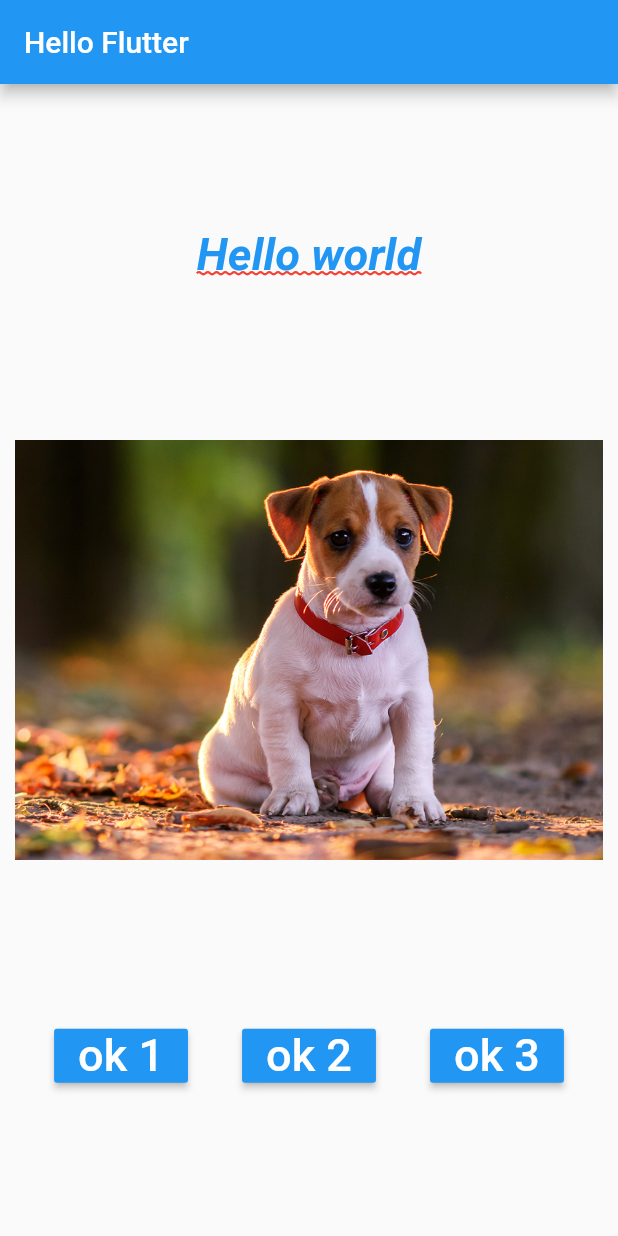
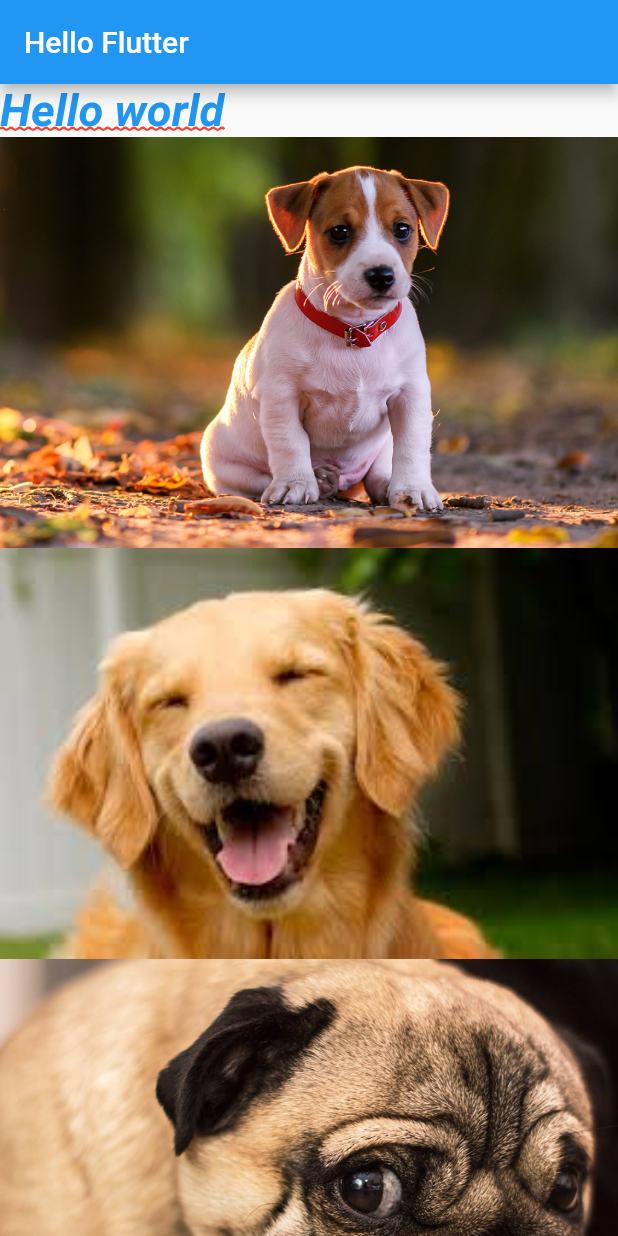
Before and after one commit to FrancaTM/flutter-hello, a Flutter app: the screen it shows after launch, on a phone screen of 412 x 824 dp. Run offline on Flutter 3.47's test engine with Material 2 defaults, Android fonts, the phone set to English and light mode, and no system bars.

Commit message:
adiciona listview

```diff
--- a/lib/home_page.dart
+++ b/lib/home_page.dart
@@ -15,11 +15,14 @@ class HomePage extends StatelessWidget {
     return Container(
       child: Center(
 //        child: SizedBox.expand(child: _buildImage()),
-        child: Column(
-          mainAxisAlignment: MainAxisAlignment.spaceEvenly,
+        child: ListView(
           children: <Widget>[
             _buildText(),
-            _buildPageView(),
+            _buildImage('assets/images/dog1.png'),
+            _buildImage('assets/images/dog2.png'),
+            _buildImage('assets/images/dog3.png'),
+            _buildImage('assets/images/dog4.png'),
+            _buildImage('assets/images/dog5.png'),
             _buildButtonsRow(),
           ],
         ),
```
